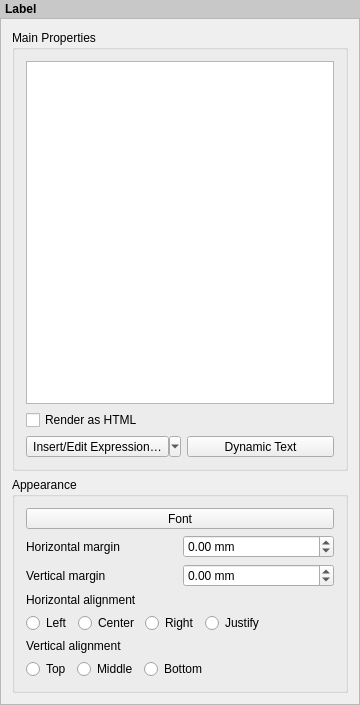
Before: the Qt Designer form src/ui/layout/qgslayoutlabelwidgetbase.ui in nextgis/nextgisqgis, drawn with Qt 5.
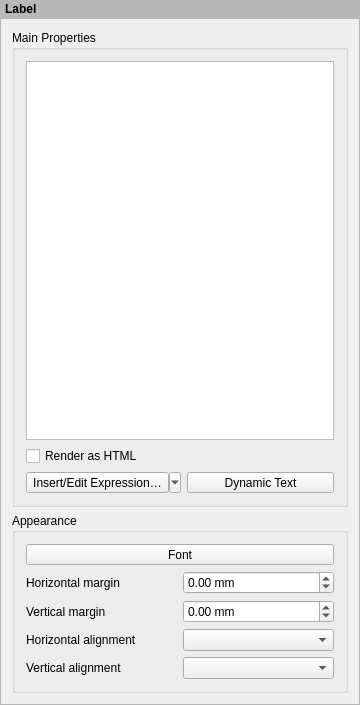
After: the same form once the commit is applied. Custom widgets are drawn as their Qt base class.

```diff
--- a/src/ui/layout/qgslayoutlabelwidgetbase.ui
+++ b/src/ui/layout/qgslayoutlabelwidgetbase.ui
@@ -44,7 +44,7 @@
       </sizepolicy>
      </property>
      <property name="styleSheet">
-      <string notr="true">padding: 2px; font-weight: bold; background-color: rgb(200, 200, 200);</string>
+      <string notr="true">padding: 2px; font-weight: bold; background-color: palette(mid);</string>
      </property>
      <property name="text">
       <string>Label</string>
@@ -62,7 +62,7 @@
         <x>0</x>
         <y>0</y>
         <width>358</width>
-        <height>680</height>
+        <height>681</height>
        </rect>
       </property>
       <layout class="QVBoxLayout" name="mainLayout">
@@ -160,6 +160,26 @@
           <bool>false</bool>
          </property>
          <layout class="QGridLayout" name="gridLayout">
+          <item row="4" column="0">
+           <widget class="QLabel" name="mVerticalAlignementLabel">
+            <property name="text">
+             <string>Vertical alignment</string>
+            </property>
+           </widget>
+          </item>
+          <item row="3" column="1">
+           <widget class="QgsAlignmentComboBox" name="mHAlignmentComboBox"/>
+          </item>
+          <item row="2" column="1">
+           <widget class="QgsDoubleSpinBox" name="mMarginYDoubleSpinBox">
+            <property name="suffix">
+             <string> mm</string>
+            </property>
+            <property name="minimum">
+             <double>-99.989999999999995</double>
+            </property>
+           </widget>
+          </item>
           <item row="0" column="0" colspan="2">
            <widget class="QgsFontButton" name="mFontButton">
             <property name="sizePolicy">
@@ -173,62 +193,12 @@
             </property>
            </widget>
           </item>
-          <item row="4" column="0" colspan="2">
-           <layout class="QGridLayout" name="gridLayout_3">
-            <item row="0" column="0">
-             <widget class="QRadioButton" name="mLeftRadioButton">
-              <property name="text">
-               <string>Left</string>
-              </property>
-              <attribute name="buttonGroup">
-               <string notr="true">buttonGroup_2</string>
-              </attribute>
-             </widget>
-            </item>
-            <item row="0" column="3">
-             <widget class="QRadioButton" name="mJustifyRadioButton">
-              <property name="text">
-               <string>Justify</string>
-              </property>
-              <attribute name="buttonGroup">
-               <string notr="true">buttonGroup_2</string>
-              </attribute>
-             </widget>
-            </item>
-            <item row="0" column="2">
-             <widget class="QRadioButton" name="mRightRadioButton">
-              <property name="text">
-               <string>Right</string>
-              </property>
-              <attribute name="buttonGroup">
-               <string notr="true">buttonGroup_2</string>
-              </attribute>
-             </widget>
-            </item>
-            <item row="0" column="1">
-             <widget class="QRadioButton" name="mCenterRadioButton">
-              <property name="text">
-               <string>Center</string>
-              </property>
-              <attribute name="buttonGroup">
-               <string notr="true">buttonGroup_2</string>
-              </attribute>
-             </widget>
-            </item>
-            <item row="0" column="4">
-             <spacer name="horizontalSpacer">
-              <property name="orientation">
-               <enum>Qt::Horizontal</enum>
-              </property>
-              <property name="sizeHint" stdset="0">
-               <size>
-                <width>40</width>
-                <height>20</height>
-               </size>
-              </property>
-             </spacer>
-            </item>
-           </layout>
+          <item row="2" column="0">
+           <widget class="QLabel" name="mMarginYLabel">
+            <property name="text">
+             <string>Vertical margin</string>
+            </property>
+           </widget>
           </item>
           <item row="1" column="0">
            <widget class="QLabel" name="mMarginXLabel">
@@ -237,22 +207,8 @@
             </property>
            </widget>
           </item>
-          <item row="2" column="0">
-           <widget class="QLabel" name="mMarginYLabel">
-            <property name="text">
-             <string>Vertical margin</string>
-            </property>
-           </widget>
-          </item>
-          <item row="2" column="1">
-           <widget class="QgsDoubleSpinBox" name="mMarginYDoubleSpinBox">
-            <property name="suffix">
-             <string> mm</string>
-            </property>
-            <property name="minimum">
-             <double>-99.989999999999995</double>
-            </property>
-           </widget>
+          <item row="4" column="1">
+           <widget class="QgsAlignmentComboBox" name="mVAlignmentComboBox"/>
           </item>
           <item row="1" column="1">
            <widget class="QgsDoubleSpinBox" name="mMarginXDoubleSpinBox">
@@ -267,67 +223,13 @@
             </property>
            </widget>
           </item>
-          <item row="3" column="0" colspan="2">
+          <item row="3" column="0">
            <widget class="QLabel" name="mHorizontalAlignementLabel">
             <property name="text">
              <string>Horizontal alignment</string>
             </property>
            </widget>
           </item>
-          <item row="7" column="0" colspan="2">
-           <layout class="QHBoxLayout" name="horizontalLayout_6">
-            <item>
-             <widget class="QRadioButton" name="mTopRadioButton">
-              <property name="text">
-               <string>Top</string>
-              </property>
-              <attribute name="buttonGroup">
-               <string notr="true">buttonGroup</string>
-              </attribute>
-             </widget>
-            </item>
-            <item>
-             <widget class="QRadioButton" name="mMiddleRadioButton">
-              <property name="text">
-               <string>Middle</string>
-              </property>
-              <attribute name="buttonGroup">
-               <string notr="true">buttonGroup</string>
-              </attribute>
-             </widget>
-            </item>
-            <item>
-             <widget class="QRadioButton" name="mBottomRadioButton">
-              <property name="text">
-               <string>Bottom</string>
-              </property>
-              <attribute name="buttonGroup">
-               <string notr="true">buttonGroup</string>
-              </attribute>
-             </widget>
-            </item>
-            <item>
-             <spacer name="horizontalSpacer_3">
-              <property name="orientation">
-               <enum>Qt::Horizontal</enum>
-              </property>
-              <property name="sizeHint" stdset="0">
-               <size>
-                <width>0</width>
-                <height>20</height>
-               </size>
-              </property>
-             </spacer>
-            </item>
-           </layout>
-          </item>
-          <item row="6" column="0" colspan="2">
-           <widget class="QLabel" name="mVerticalAlignementLabel">
-            <property name="text">
-             <string>Vertical alignment</string>
-            </property>
-           </widget>
-          </item>
          </layout>
         </widget>
        </item>
@@ -350,17 +252,22 @@
    <header>qgsscrollarea.h</header>
    <container>1</container>
   </customwidget>
-  <customwidget>
-   <class>QgsFontButton</class>
-   <extends>QToolButton</extends>
-   <header>qgsfontbutton.h</header>
-  </customwidget>
   <customwidget>
    <class>QgsCollapsibleGroupBoxBasic</class>
    <extends>QGroupBox</extends>
    <header location="global">qgscollapsiblegroupbox.h</header>
    <container>1</container>
   </customwidget>
+  <customwidget>
+   <class>QgsAlignmentComboBox</class>
+   <extends>QComboBox</extends>
+   <header>qgsalignmentcombobox.h</header>
+  </customwidget>
+  <customwidget>
+   <class>QgsFontButton</class>
+   <extends>QToolButton</extends>
+   <header>qgsfontbutton.h</header>
+  </customwidget>
  </customwidgets>
  <tabstops>
   <tabstop>scrollArea</tabstop>
```
Left out of the diff: 9 changed lines with no effect on the pictures.
